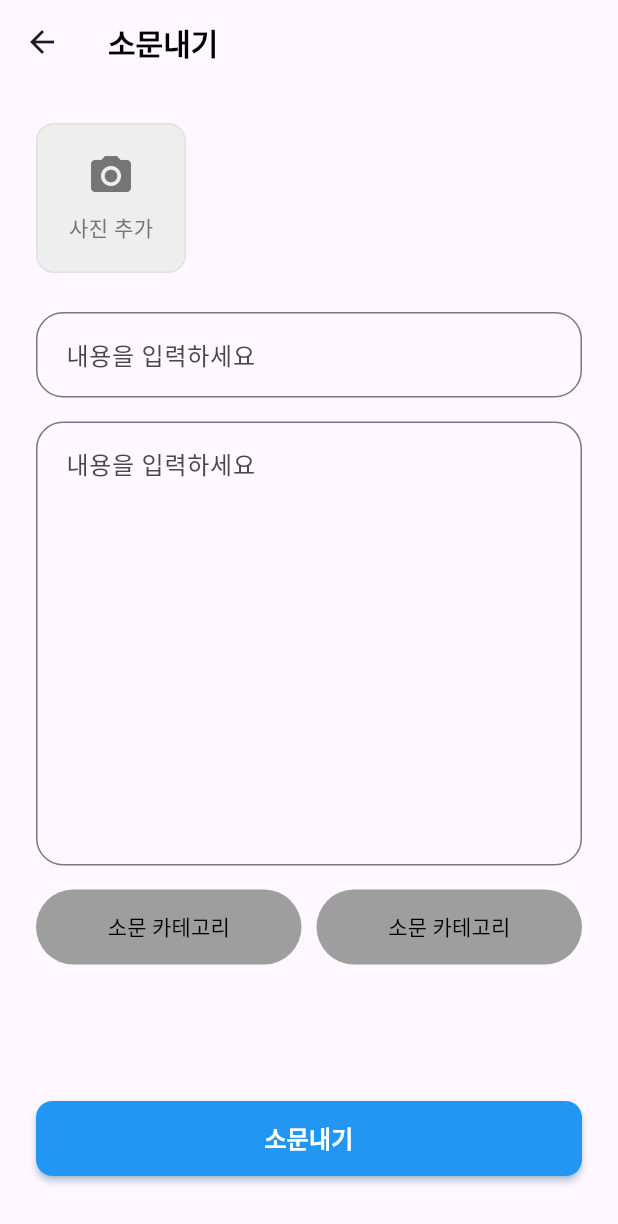
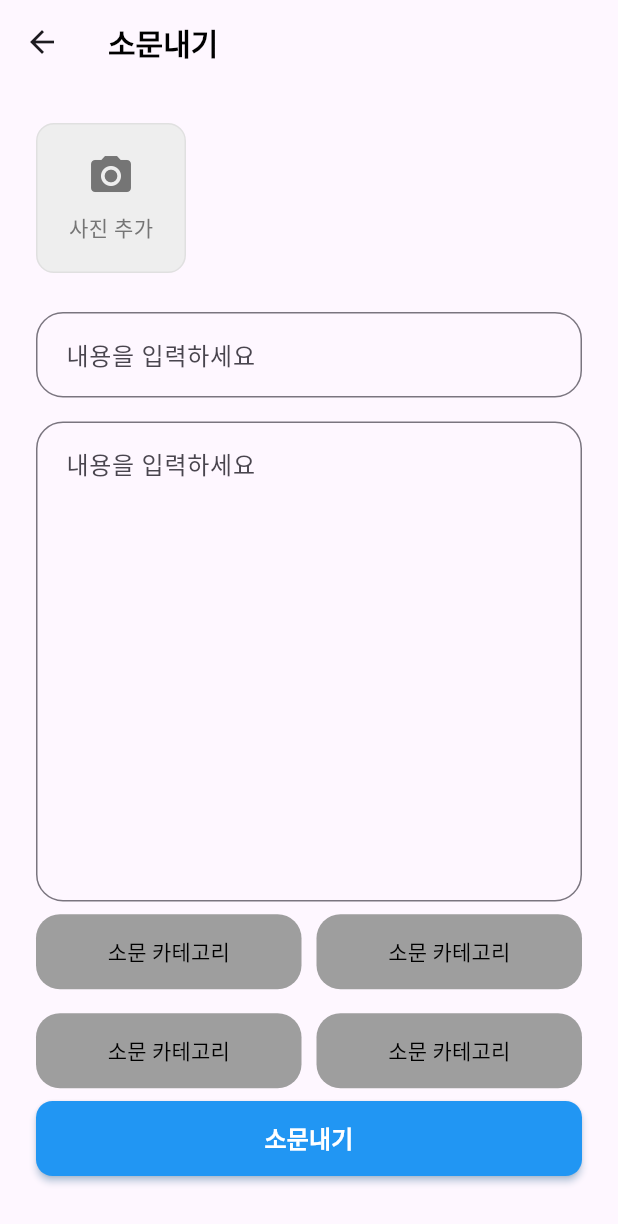
Before and after one commit to HongWonjong/region-based-chat, a Flutter app: the StoryCreatePage screen opened directly, on a phone screen of 412 x 824 dp. Shown: the top 1224 px of the screen. Run offline on Flutter 3.47's test engine with Material 3 defaults, Android fonts, the phone set to English and light mode, and no system bars; our stand-ins replace firebase_core, image_picker; accounts and stored records are empty; generated files the repository leaves out were written again; statements that could not run were skipped.

Commit message:
feat: 스토리 생성 페이지 텍스트 필드 최대 줄 수 증가 및 카테고리 버튼 레이아웃 추가

```diff
--- a/lib/pages/story_create_page.dart
+++ b/lib/pages/story_create_page.dart
@@ -126,13 +126,21 @@ class _StoryCreatePageState extends State<StoryCreatePage> {
             ),
             SizedBox(height: 16),
             TextField(
-              maxLines: 11,
+              maxLines: 12,
               decoration: InputDecoration(
                 hintText: '내용을 입력하세요',
                 border:
                     OutlineInputBorder(borderRadius: BorderRadius.circular(18)),
                 contentPadding: EdgeInsets.all(16),
               ),
+            ),
+            Spacer(),
+            Row(
+              children: [
+                categoreButton(),
+                SizedBox(width: 10),
+                categoreButton(),
+              ],
             ),
             SizedBox(height: 16),
             Row(
@@ -144,7 +152,6 @@ class _StoryCreatePageState extends State<StoryCreatePage> {
             ),
 
             Spacer(),
-
             SizedBox(
               width: double.infinity,
               height: 50,
@@ -186,6 +193,9 @@ class _StoryCreatePageState extends State<StoryCreatePage> {
             foregroundColor: Colors.black,
             elevation: 0,
             shadowColor: Colors.transparent,
+            shape: RoundedRectangleBorder(
+              borderRadius: BorderRadius.circular(16),
+            ),
           ),
           child: Text('소문 카테고리'),
         ),
```
